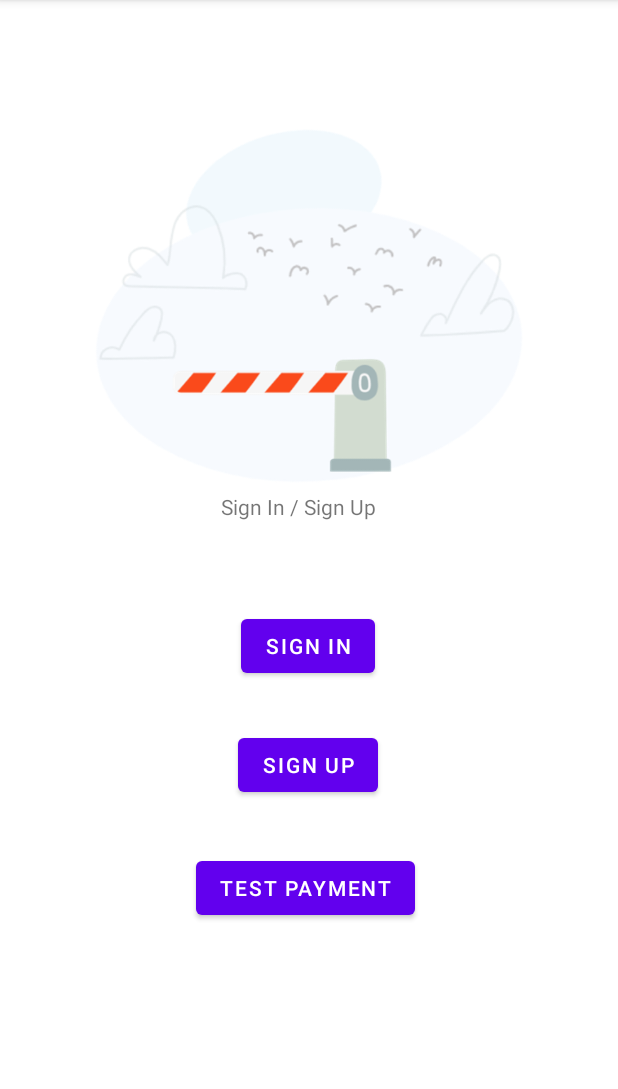
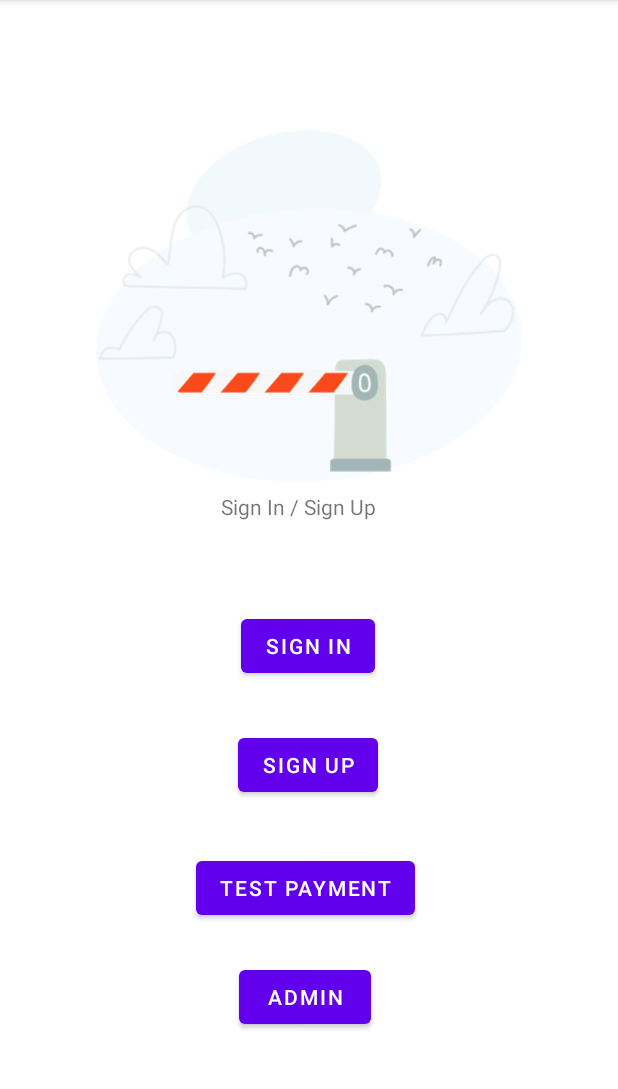
Before and after one commit to xtien64/USMGO, an Android app: the screen it shows after launch (MainActivity), on a phone screen of 412 x 824 dp, the part 84-1173 px from its top. Run offline under Robolectric (Android 15) with nearby library versions, the phone set to English and light mode, and no system bars; libraries missing offline, so code that uses them is left out: com.karumi.dexter; 1 statement that could not run was skipped.

Commit message:
Admin Layout

```diff
--- a/app/src/main/java/com/example/usmgo/MainActivity.java
+++ b/app/src/main/java/com/example/usmgo/MainActivity.java
@@ -47,6 +47,16 @@ public class MainActivity extends AppCompatActivity {
                 startActivity(intent);
             }
         });
+
+        //test payment part
+        button = (Button) findViewById(R.id.button_admin);
+        button.setOnClickListener(new View.OnClickListener() {
+            @Override
+            public void onClick(View v) {
+                Intent intent = new Intent(getApplicationContext(), admin.class);
+                startActivity(intent);
+            }
+        });
     }
 
     public void openSignIn() {
--- a/app/src/main/res/layout/activity_main.xml
+++ b/app/src/main/res/layout/activity_main.xml
@@ -68,4 +68,16 @@
         app:layout_constraintTop_toBottomOf="@+id/button_signin"
         app:layout_constraintVertical_bias="0.427" />
 
+    <Button
+        android:id="@+id/button_admin"
+        android:layout_width="wrap_content"
+        android:layout_height="wrap_content"
+        android:text="admin"
+        app:layout_constraintBottom_toBottomOf="parent"
+        app:layout_constraintEnd_toEndOf="parent"
+        app:layout_constraintHorizontal_bias="0.492"
+        app:layout_constraintStart_toStartOf="parent"
+        app:layout_constraintTop_toBottomOf="@+id/button_signin"
+        app:layout_constraintVertical_bias="0.701" />
+
 </androidx.constraintlayout.widget.ConstraintLayout>
```
Also changed, not shown: app/src/main/java/com/example/usmgo/admin.java (added, +14 -0 lines), app/src/main/res/layout/activity_admin.xml (added, +23 -0 lines), app/src/main/res/layout/activity_payment.xml (+6 -6 lines), app/src/main/res/layout/fragment_pay_cash.xml (+19 -5 lines), app/src/main/res/layout/fragment_payment_history.xml (+10 -6 lines).
